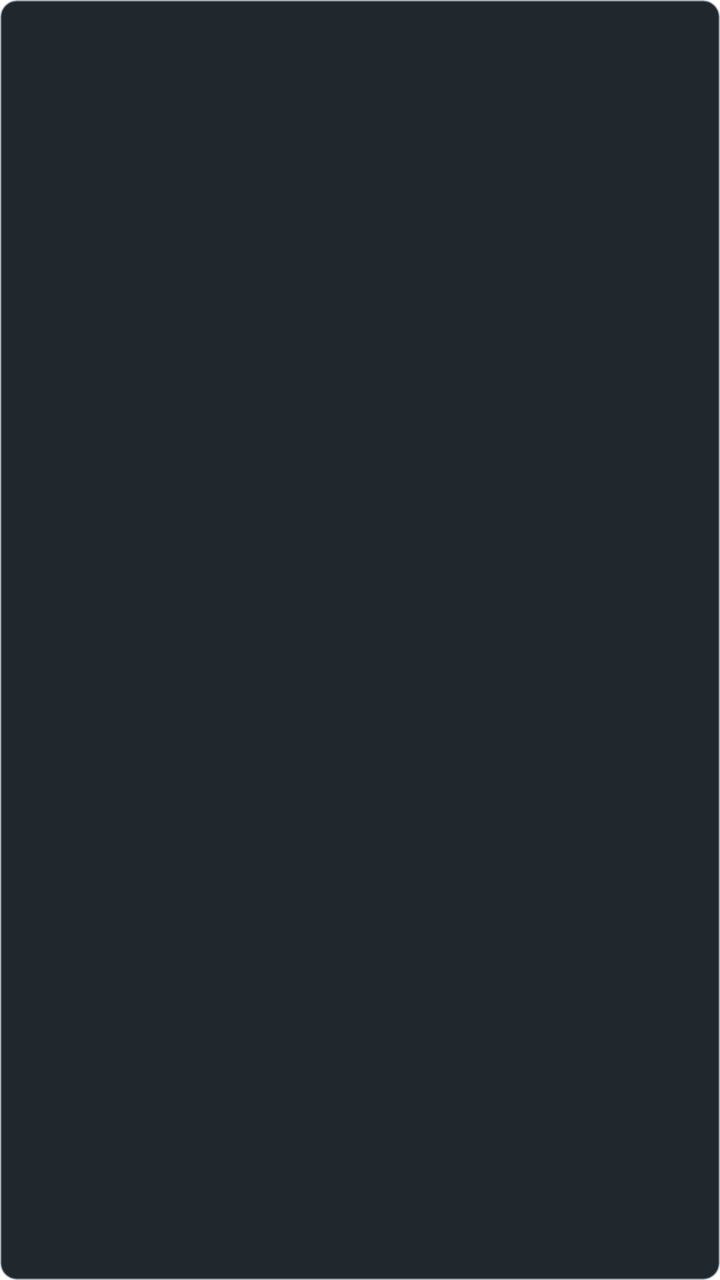
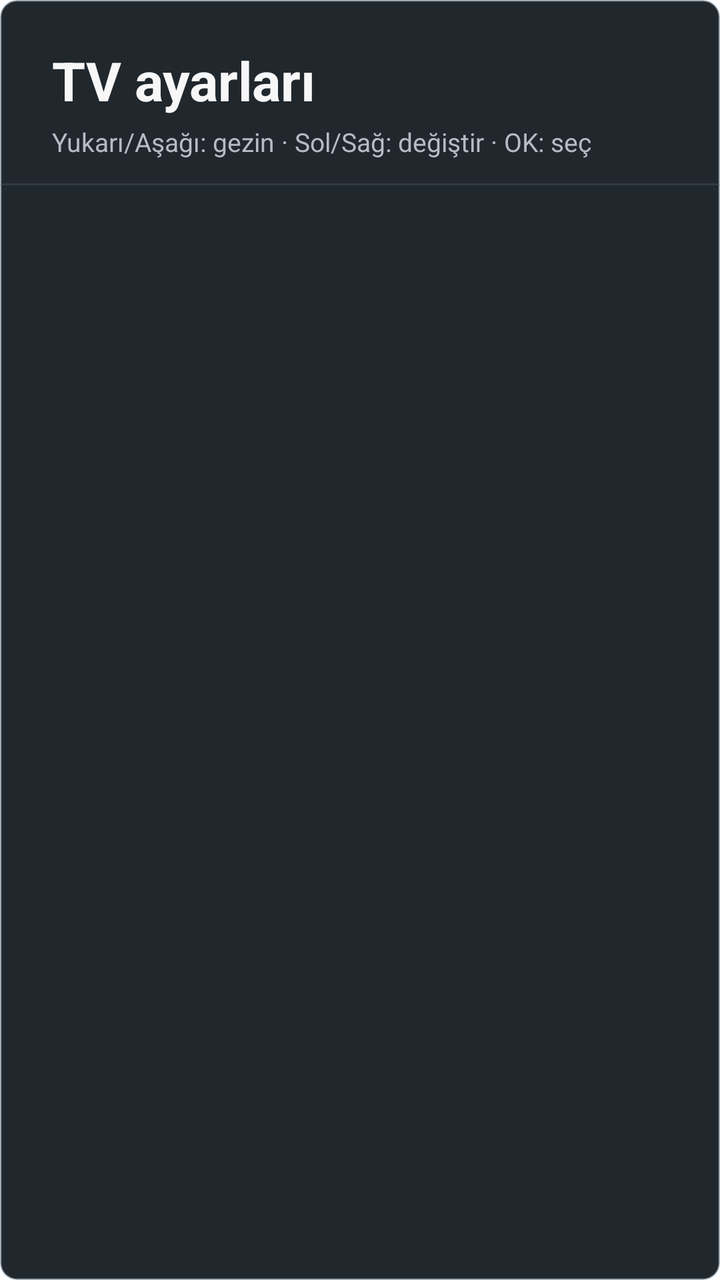

Compare the two renders of this Android layout. The source of the first and the diff that turns it into the second are given below.
<!-- AndroidManifest.xml: activity theme Theme.TVApp.SettingsOverlay -->
<!-- res/layout/activity_display_settings.xml -->
<?xml version="1.0" encoding="utf-8"?>
<FrameLayout xmlns:android="http://schemas.android.com/apk/res/android"
    android:id="@+id/settings_host"
    android:layout_width="match_parent"
    android:layout_height="match_parent"
    android:background="@drawable/bg_settings_osd"
    android:padding="8dp" />
<!-- resources referenced by this layout -->
<resources>
  <!-- drawable bg_settings_osd (drawable) -->
  <?xml version="1.0" encoding="utf-8"?>
  <shape xmlns:android="http://schemas.android.com/apk/res/android">
      <solid android:color="#EE11181E" />
      <stroke
          android:width="1dp"
          android:color="#665D7180" />
      <corners android:radius="8dp" />
  </shape>
  <style name="Theme.TVApp.SettingsOverlay" parent="Theme.AppCompat.DayNight.NoActionBar">
          <item name="android:windowIsTranslucent">true</item>
          <item name="android:windowBackground">@android:color/transparent</item>
          <item name="android:colorBackground">@color/panel</item>
          <item name="android:textColorPrimary">@color/text_primary</item>
          <item name="android:textColorSecondary">@color/text_secondary</item>
          <item name="android:windowLightNavigationBar">false</item>
          <item name="android:forceDarkAllowed">false</item>
          <item name="colorControlNormal">@color/text_secondary</item>
          <item name="colorControlActivated">@color/accent</item>
          <item name="colorAccent">@color/accent</item>
          <item name="android:windowNoTitle">true</item>
          <item name="android:windowFullscreen">true</item>
          <item name="android:backgroundDimEnabled">false</item>
          <item name="android:windowDisablePreview">true</item>
          <item name="android:colorAccent">@color/accent</item>
      </style>
  <color name="panel">#F216181C</color>
  <color name="text_primary">#F7F7F8</color>
  <color name="text_secondary">#B7BBC4</color>
  <color name="accent">#33B5E5</color>
</resources>

<!-- the commit's change to res/layout/activity_display_settings.xml (unified diff, before → after) -->
@@ -1,7 +1,50 @@
 <?xml version="1.0" encoding="utf-8"?>
-<FrameLayout xmlns:android="http://schemas.android.com/apk/res/android"
-    android:id="@+id/settings_host"
+<LinearLayout xmlns:android="http://schemas.android.com/apk/res/android"
     android:layout_width="match_parent"
     android:layout_height="match_parent"
     android:background="@drawable/bg_settings_osd"
-    android:padding="8dp" />
+    android:orientation="vertical">
+
+    <TextView
+        android:layout_width="match_parent"
+        android:layout_height="wrap_content"
+        android:paddingStart="26dp"
+        android:paddingTop="22dp"
+        android:paddingEnd="26dp"
+        android:text="@string/settings_title"
+        android:textColor="@color/text_primary"
+        android:textSize="27sp"
+        android:textStyle="bold" />
+
+    <TextView
+        android:layout_width="match_parent"
+        android:layout_height="wrap_content"
+        android:paddingStart="26dp"
+        android:paddingTop="4dp"
+        android:paddingEnd="26dp"
+        android:paddingBottom="12dp"
+        android:text="@string/settings_remote_hint"
+        android:textColor="@color/text_secondary"
+        android:textSize="13sp" />
+
+    <View
+        android:layout_width="match_parent"
+        android:layout_height="1dp"
+        android:background="#445D7180" />
+
+    <ScrollView
+        android:layout_width="match_parent"
+        android:layout_height="0dp"
+        android:layout_weight="1"
+        android:clipToPadding="false"
+        android:fillViewport="true"
+        android:paddingBottom="18dp">
+
+        <LinearLayout
+            android:id="@+id/settings_content"
+            android:layout_width="match_parent"
+            android:layout_height="wrap_content"
+            android:focusable="false"
+            android:orientation="vertical" />
+    </ScrollView>
+</LinearLayout>
<!-- resource entries referenced after the edit -->
@@ -9,6 +9,8 @@
           android:color="#665D7180" />
       <corners android:radius="8dp" />
   </shape>
+  <string name="settings_remote_hint">Yukarı/Aşağı: gezin · Sol/Sağ: değiştir · OK: seç</string>
+  <string name="settings_title">TV ayarları</string>
   <style name="Theme.TVApp.SettingsOverlay" parent="Theme.AppCompat.DayNight.NoActionBar">
           <item name="android:windowIsTranslucent">true</item>
           <item name="android:windowBackground">@android:color/transparent</item>
